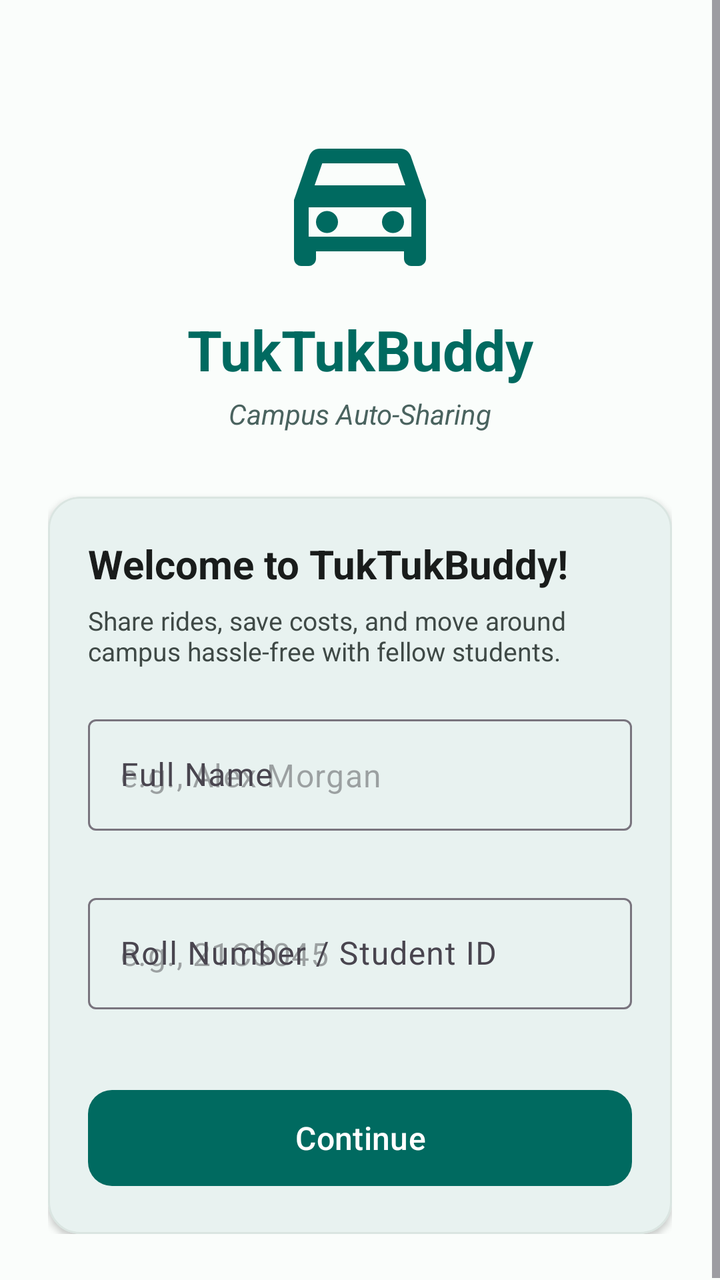
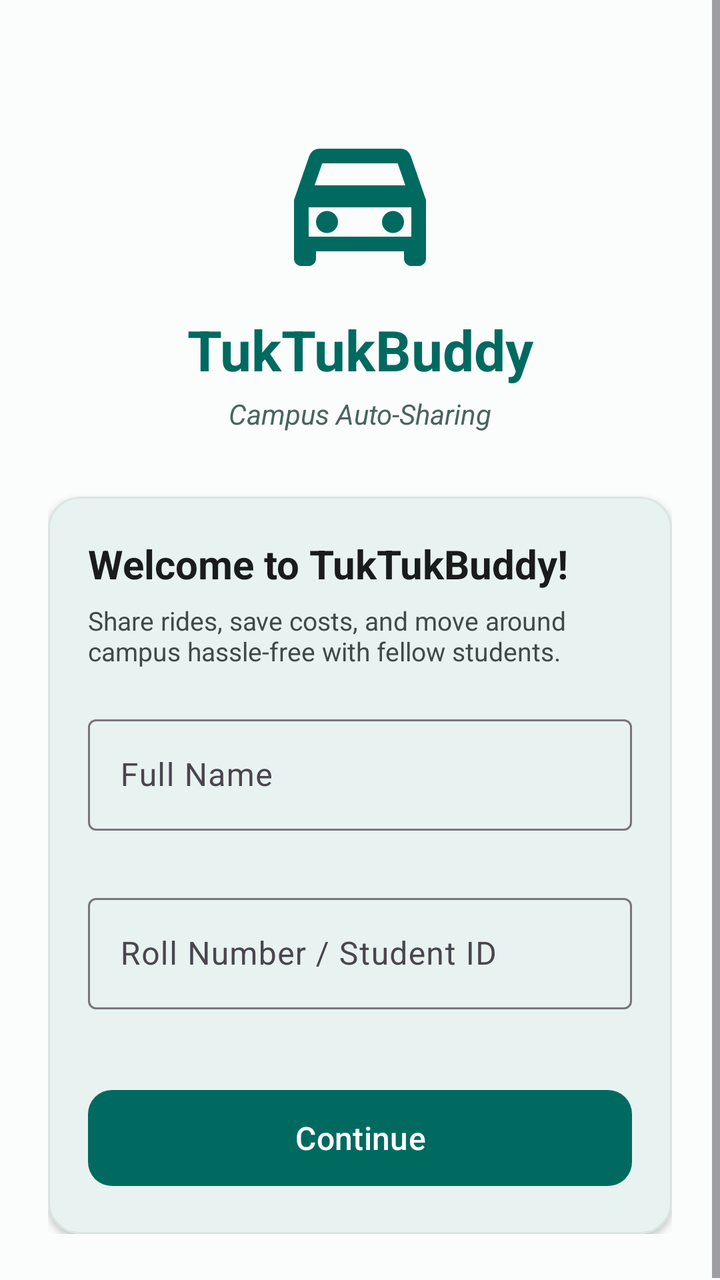

Screens rendered from an Android XML layout before and after an edit, with the pre-edit source and the edit as a unified diff.
<!-- AndroidManifest.xml: application theme Theme.TukTukBuddy -->
<!-- res/layout/activity_main.xml -->
<?xml version="1.0" encoding="utf-8"?>
<androidx.constraintlayout.widget.ConstraintLayout xmlns:android="http://schemas.android.com/apk/res/android"
    xmlns:app="http://schemas.android.com/apk/res-auto"
    xmlns:tools="http://schemas.android.com/tools"
    android:id="@+id/main"
    android:layout_width="match_parent"
    android:layout_height="match_parent"
    android:background="@color/surface"
    tools:context=".MainActivity">

    <ScrollView
        android:id="@+id/scrollViewOnboarding"
        android:layout_width="match_parent"
        android:layout_height="match_parent"
        android:fillViewport="true"
        app:layout_constraintBottom_toBottomOf="parent"
        app:layout_constraintEnd_toEndOf="parent"
        app:layout_constraintStart_toStartOf="parent"
        app:layout_constraintTop_toTopOf="parent">

        <androidx.constraintlayout.widget.ConstraintLayout
            android:layout_width="match_parent"
            android:layout_height="wrap_content"
            android:padding="24dp">

            <ImageView
                android:id="@+id/ivLogo"
                android:layout_width="88dp"
                android:layout_height="88dp"
                android:layout_marginTop="32dp"
                android:contentDescription="@string/app_name"
                android:src="@drawable/ic_tuktuk_logo"
                app:layout_constraintEnd_toEndOf="parent"
                app:layout_constraintStart_toStartOf="parent"
                app:layout_constraintTop_toTopOf="parent" />

            <TextView
                android:id="@+id/tvAppName"
                android:layout_width="wrap_content"
                android:layout_height="wrap_content"
                android:layout_marginTop="12dp"
                android:text="@string/app_name"
                android:textColor="@color/primary"
                android:textSize="28sp"
                android:textStyle="bold"
                app:layout_constraintEnd_toEndOf="parent"
                app:layout_constraintStart_toStartOf="parent"
                app:layout_constraintTop_toBottomOf="@id/ivLogo" />

            <TextView
                android:id="@+id/tvTagline"
                android:layout_width="wrap_content"
                android:layout_height="wrap_content"
                android:layout_marginTop="4dp"
                android:text="@string/tagline"
                android:textColor="@color/secondary"
                android:textSize="14sp"
                android:textStyle="italic"
                app:layout_constraintEnd_toEndOf="parent"
                app:layout_constraintStart_toStartOf="parent"
                app:layout_constraintTop_toBottomOf="@id/tvAppName" />

            <com.google.android.material.card.MaterialCardView
                android:id="@+id/cardForm"
                android:layout_width="match_parent"
                android:layout_height="wrap_content"
                android:layout_marginTop="32dp"
                app:cardCornerRadius="16dp"
                app:cardElevation="2dp"
                app:strokeColor="@color/surface_variant"
                app:strokeWidth="1dp"
                app:layout_constraintEnd_toEndOf="parent"
                app:layout_constraintStart_toStartOf="parent"
                app:layout_constraintTop_toBottomOf="@id/tvTagline">

                <LinearLayout
                    android:layout_width="match_parent"
                    android:layout_height="wrap_content"
                    android:orientation="vertical"
                    android:padding="20dp">

                    <TextView
                        android:id="@+id/tvOnboardingTitle"
                        android:layout_width="match_parent"
                        android:layout_height="wrap_content"
                        android:text="@string/onboarding_title"
                        android:textColor="@color/on_surface"
                        android:textSize="20sp"
                        android:textStyle="bold" />

                    <TextView
                        android:id="@+id/tvOnboardingSubtitle"
                        android:layout_width="match_parent"
                        android:layout_height="wrap_content"
                        android:layout_marginTop="6dp"
                        android:text="@string/onboarding_subtitle"
                        android:textColor="@color/on_surface_variant"
                        android:textSize="13sp" />

                    <com.google.android.material.textfield.TextInputLayout
                        android:id="@+id/tilStudentName"
                        style="@style/Widget.Material3.TextInputLayout.OutlinedBox"
                        android:layout_width="match_parent"
                        android:layout_height="wrap_content"
                        android:layout_marginTop="20dp"
                        android:hint="@string/label_name"
                        app:errorEnabled="true">

                        <com.google.android.material.textfield.TextInputEditText
                            android:id="@+id/etStudentName"
                            android:layout_width="match_parent"
                            android:layout_height="wrap_content"
                            android:hint="@string/hint_name"
                            android:inputType="textPersonName|textCapWords"
                            android:maxLines="1" />
                    </com.google.android.material.textfield.TextInputLayout>

                    <com.google.android.material.textfield.TextInputLayout
                        android:id="@+id/tilRollNumber"
                        style="@style/Widget.Material3.TextInputLayout.OutlinedBox"
                        android:layout_width="match_parent"
                        android:layout_height="wrap_content"
                        android:layout_marginTop="8dp"
                        android:hint="@string/label_roll_no"
                        app:errorEnabled="true">

                        <com.google.android.material.textfield.TextInputEditText
                            android:id="@+id/etRollNumber"
                            android:layout_width="match_parent"
                            android:layout_height="wrap_content"
                            android:hint="@string/hint_roll_no"
                            android:inputType="textCapCharacters"
                            android:maxLines="1" />
                    </com.google.android.material.textfield.TextInputLayout>

                    <com.google.android.material.button.MaterialButton
                        android:id="@+id/btnContinue"
                        android:layout_width="match_parent"
                        android:layout_height="56dp"
                        android:layout_marginTop="16dp"
                        android:text="@string/btn_continue"
                        android:textSize="16sp"
                        app:cornerRadius="12dp" />

                </LinearLayout>
            </com.google.android.material.card.MaterialCardView>

        </androidx.constraintlayout.widget.ConstraintLayout>
    </ScrollView>

    
    <FrameLayout
        android:id="@+id/loadingOverlay"
        android:layout_width="match_parent"
        android:layout_height="match_parent"
        android:background="#80000000"
        android:clickable="true"
        android:focusable="true"
        android:visibility="gone"
        app:layout_constraintBottom_toBottomOf="parent"
        app:layout_constraintEnd_toEndOf="parent"
        app:layout_constraintStart_toStartOf="parent"
        app:layout_constraintTop_toTopOf="parent">

        <com.google.android.material.card.MaterialCardView
            android:layout_width="wrap_content"
            android:layout_height="wrap_content"
            android:layout_gravity="center"
            app:cardCornerRadius="16dp"
            app:cardElevation="6dp">

            <LinearLayout
                android:layout_width="wrap_content"
                android:layout_height="wrap_content"
                android:gravity="center"
                android:orientation="vertical"
                android:padding="24dp">

                <ProgressBar
                    android:id="@+id/progressBar"
                    android:layout_width="48dp"
                    android:layout_height="48dp"
                    android:indeterminateTint="@color/primary" />

                <TextView
                    android:id="@+id/tvLoadingMessage"
                    android:layout_width="wrap_content"
                    android:layout_height="wrap_content"
                    android:layout_marginTop="16dp"
                    android:text="@string/loading_profile"
                    android:textColor="@color/on_surface"
                    android:textSize="14sp"
                    android:textStyle="bold" />
            </LinearLayout>
        </com.google.android.material.card.MaterialCardView>
    </FrameLayout>

</androidx.constraintlayout.widget.ConstraintLayout>
<!-- resources referenced by this layout -->
<resources>
  <color name="on_surface">#191C1B</color>
  <color name="on_surface_variant">#3F4946</color>
  <color name="primary">#006A60</color>
  <color name="secondary">#4A635F</color>
  <color name="surface">#FAFDFB</color>
  <color name="surface_variant">#DAE5E1</color>
  <!-- drawable ic_tuktuk_logo (drawable) -->
  <vector xmlns:android="http://schemas.android.com/apk/res/android"
      android:width="96dp"
      android:height="96dp"
      android:viewportWidth="24"
      android:viewportHeight="24">
      <path
          android:fillColor="#006A60"
          android:pathData="M18.92,6.01C18.72,5.42 18.16,5 17.5,5h-11c-0.66,0 -1.22,0.42 -1.42,1.01L3,12v8c0,0.55 0.45,1 1,1h1c0.55,0 1,-0.45 1,-1v-1h12v1c0,0.55 0.45,1 1,1h1c0.55,0 1,-0.45 1,-1v-8l-2.08,-5.99zM6.85,7h10.29l1.04,3H5.81l1.04,-3zM19,17H5v-4h14v4z" />
      <path
          android:fillColor="#006A60"
          android:pathData="M7.5,15m-1.5,0a1.5,1.5 0 1,0 3,0a1.5,1.5 0 1,0 -3,0" />
      <path
          android:fillColor="#006A60"
          android:pathData="M16.5,15m-1.5,0a1.5,1.5 0 1,0 3,0a1.5,1.5 0 1,0 -3,0" />
  </vector>
  <string name="app_name">TukTukBuddy</string>
  <string name="btn_continue">Continue</string>
  <string name="hint_name">e.g., Alex Morgan</string>
  <string name="hint_roll_no">e.g., 21CS045</string>
  <string name="label_name">Full Name</string>
  <string name="label_roll_no">Roll Number / Student ID</string>
  <string name="loading_profile">Checking profile…</string>
  <string name="onboarding_subtitle">Share rides, save costs, and move around campus hassle-free with fellow students.</string>
  <string name="onboarding_title">Welcome to TukTukBuddy!</string>
  <string name="tagline">Campus Auto-Sharing</string>
  <style name="Theme.TukTukBuddy" parent="Base.Theme.TukTukBuddy" />
  <style name="Base.Theme.TukTukBuddy" parent="Theme.Material3.DayNight.NoActionBar">
          <item name="colorPrimary">@color/primary</item>
          <item name="colorOnPrimary">@color/on_primary</item>
          <item name="colorPrimaryContainer">@color/primary_container</item>
          <item name="colorOnPrimaryContainer">@color/on_primary_container</item>
          <item name="colorSecondary">@color/secondary</item>
          <item name="android:colorBackground">@color/surface</item>
          <item name="colorOnBackground">@color/on_surface</item>
          <item name="colorSurface">@color/surface</item>
          <item name="colorOnSurface">@color/on_surface</item>
      </style>
  <color name="on_primary">#FFFFFF</color>
  <color name="primary_container">#82F5E5</color>
  <color name="on_primary_container">#00201C</color>
</resources>

<!-- the commit's change to res/layout/activity_main.xml (unified diff, before → after) -->
@@ -110,7 +110,6 @@
                             android:id="@+id/etStudentName"
                             android:layout_width="match_parent"
                             android:layout_height="wrap_content"
-                            android:hint="@string/hint_name"
                             android:inputType="textPersonName|textCapWords"
                             android:maxLines="1" />
                     </com.google.android.material.textfield.TextInputLayout>
@@ -128,7 +127,6 @@
                             android:id="@+id/etRollNumber"
                             android:layout_width="match_parent"
                             android:layout_height="wrap_content"
-                            android:hint="@string/hint_roll_no"
                             android:inputType="textCapCharacters"
                             android:maxLines="1" />
                     </com.google.android.material.textfield.TextInputLayout>
<!-- resource entries referenced after the edit -->
@@ -24,8 +24,6 @@
   </vector>
   <string name="app_name">TukTukBuddy</string>
   <string name="btn_continue">Continue</string>
-  <string name="hint_name">e.g., Alex Morgan</string>
-  <string name="hint_roll_no">e.g., 21CS045</string>
   <string name="label_name">Full Name</string>
   <string name="label_roll_no">Roll Number / Student ID</string>
   <string name="loading_profile">Checking profile…</string>
